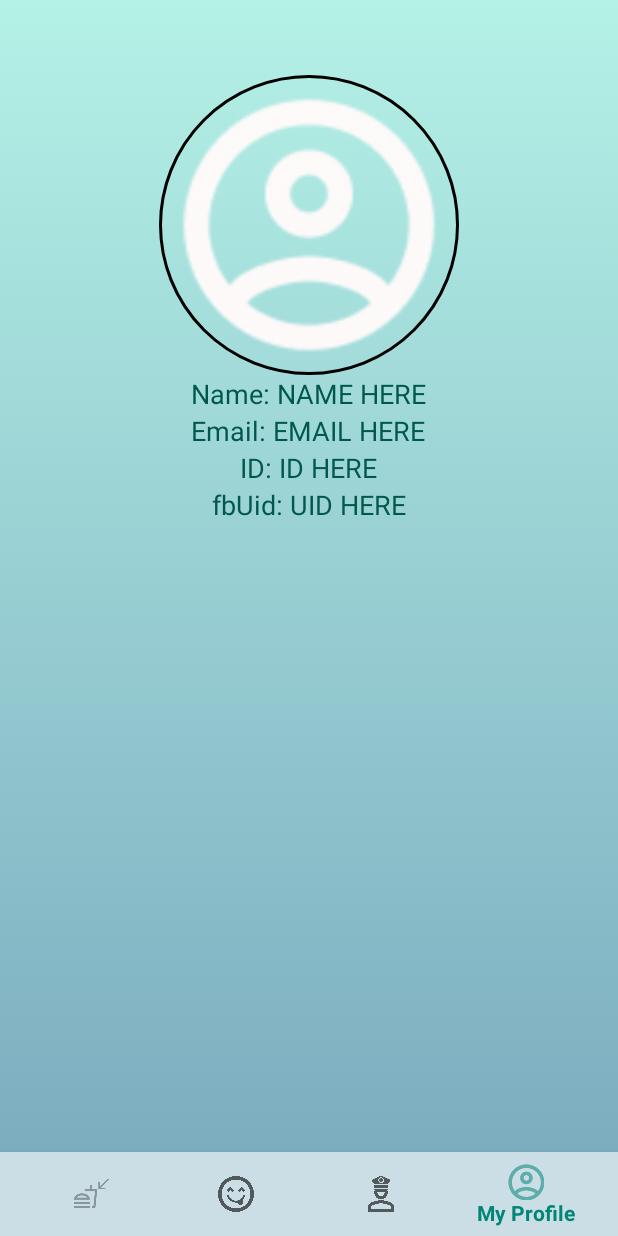
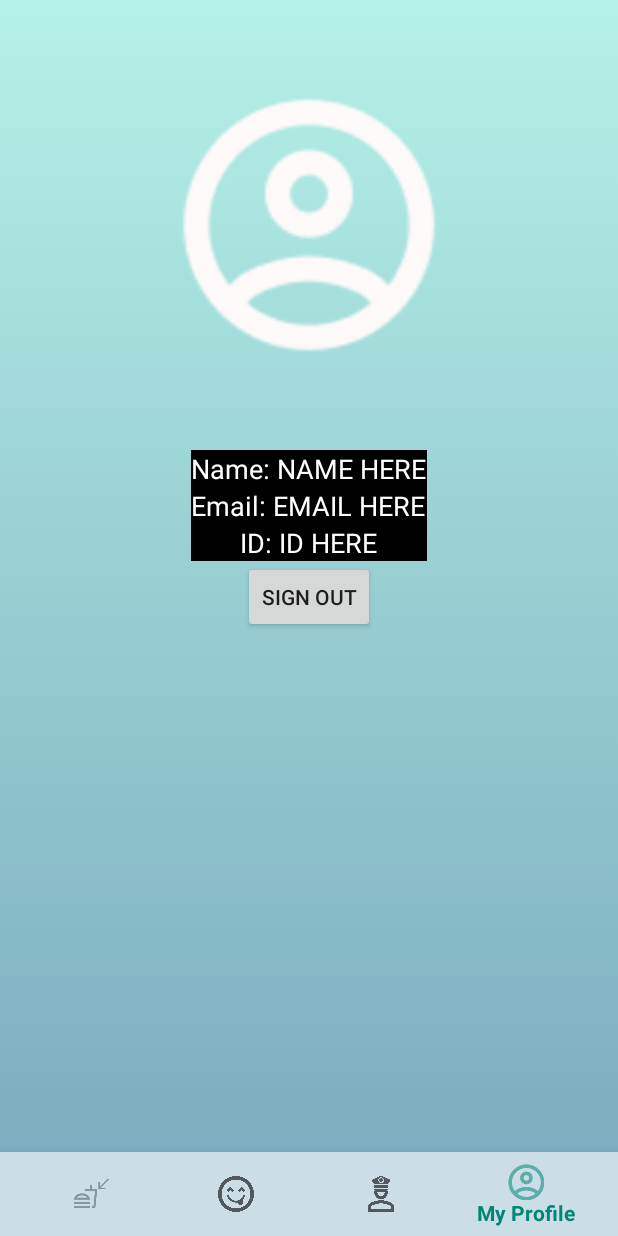
Before and after one commit to daryllman/HungryTogether-AndroidApplication, an Android app: the MyProfileFragment screen opened through its navigation route, on a phone screen of 412 x 824 dp. Run offline under Robolectric (Android 15) with nearby library versions, the phone set to English and light mode, and no system bars; our stand-ins replace CircleImageView, Firebase (no records; nobody signed in at launch, a user with empty details on screens opened directly), navigation-ui; pictures from the network do not load.

Commit message:
Updated myProfile activity

```diff
--- a/app/src/main/java/com/example/hungrytogetherandroidapplication/my_profile/MyProfileFragment.java
+++ b/app/src/main/java/com/example/hungrytogetherandroidapplication/my_profile/MyProfileFragment.java
@@ -41,7 +41,7 @@ public class MyProfileFragment extends Fragment {
     TextView emailField;
     TextView idField;
     ImageView photoField;
-    TextView fbUid;
+    Button sign_out;
 
 
     public MyProfileFragment() {
@@ -60,7 +60,6 @@ public class MyProfileFragment extends Fragment {
         emailField = fragmentView.findViewById(R.id.test_email);
         idField = fragmentView.findViewById(R.id.test_id);
         photoField = fragmentView.findViewById(R.id.test_photo);
-        fbUid = fragmentView.findViewById(R.id.test_firebaseUid);
 
 
 
@@ -90,7 +89,6 @@ public class MyProfileFragment extends Fragment {
             nameField.setText("Name: "+ personName);
             emailField.setText("Email: "+ personEmail);
             idField.setText("ID: "+ personId);
-            fbUid.setText("fb UID:" + user.getUid());
 
 
             // Glide is a module to load and cache images (read the build.gradle file for more info that i added)
@@ -98,11 +96,6 @@ public class MyProfileFragment extends Fragment {
                     .with(this)
                     .load(personPhotoURL).into(photoField); //load photo from url(personPhotoURL) into the photoField
         }
-
-
-
-
-
         return fragmentView;
     }
 
--- a/app/src/main/res/layout/fragment_my_profile.xml
+++ b/app/src/main/res/layout/fragment_my_profile.xml
@@ -7,12 +7,27 @@
     tools:context=".login_portal.AccountDetailsActivity">
 
 
+    <de.hdodenhof.circleimageview.CircleImageView
+        xmlns:app="http://schemas.android.com/apk/res-auto"
+        android:id="@+id/test_photo"
+        android:layout_gravity="center"
+        android:layout_width="200dp"
+        android:layout_height="200dp"
+        android:layout_centerHorizontal="true"
+        android:layout_marginTop="50dp"
+        android:src="@drawable/defaultaccountphoto"
+        app:civ_border_width="0dp"
+        app:civ_border_color="#FF000000" />
+
     <LinearLayout
         android:layout_width="wrap_content"
         android:layout_height="wrap_content"
         android:layout_marginTop="50dp"
         android:layout_centerHorizontal="true"
-        android:orientation="vertical">
+        android:orientation="vertical"
+        android:layout_below="@+id/test_photo"
+        android:background="@color/black"
+        android:id="@+id/boxed">
 
 <!--        <ImageView-->
 <!--            android:id="@+id/test_photo"-->
@@ -21,15 +36,6 @@
 <!--            android:layout_gravity="center"-->
 <!--            android:background="@drawable/defaultaccountphoto" />-->
 
-        <de.hdodenhof.circleimageview.CircleImageView
-            xmlns:app="http://schemas.android.com/apk/res-auto"
-            android:id="@+id/test_photo"
-            android:layout_gravity="center"
-            android:layout_width="200dp"
-            android:layout_height="200dp"
-            android:src="@drawable/defaultaccountphoto"
-            app:civ_border_width="2dp"
-            app:civ_border_color="#FF000000" />
 
             <TextView
                 android:id="@+id/test_name"
@@ -37,7 +43,8 @@
                 android:layout_height="wrap_content"
                 android:layout_gravity="center"
                 android:text="Name: NAME HERE"
-            android:textColor="@color/colorPrimaryDark"
+                android:textColor="@color/white"
+                android:background="@color/black"
                 android:textSize="18sp" />
 
             <TextView
@@ -46,7 +53,8 @@
                 android:layout_height="wrap_content"
                 android:layout_gravity="center"
                 android:text="Email: EMAIL HERE"
-            android:textColor="@color/colorPrimaryDark"
+                android:background="@color/black"
+                android:textColor="@color/white"
                 android:textSize="18sp" />
 
             <TextView
@@ -55,21 +63,19 @@
                 android:layout_height="wrap_content"
                 android:layout_gravity="center"
                 android:text="ID: ID HERE"
-            android:textColor="@color/colorPrimaryDark"
+                android:textColor="@color/white"
+                android:background="@color/black"
                 android:textSize="18sp" />
-
-        <TextView
-            android:id="@+id/test_firebaseUid"
-            android:layout_width="wrap_content"
-            android:layout_height="wrap_content"
-            android:layout_gravity="center"
-            android:text="fbUid: UID HERE"
-            android:textColor="@color/colorPrimaryDark"
-            android:textSize="18sp" />
-
-
 
     </LinearLayout>
 
+    <Button
+        android:layout_width="wrap_content"
+        android:layout_height="wrap_content"
+        android:layout_centerHorizontal="true"
+        android:layout_below="@+id/boxed"
+        android:text="Sign Out"
+        android:id="@+id/signout"/>
+
 
 </RelativeLayout>
```
Lines whose indentation alone changed are shown as unchanged.
